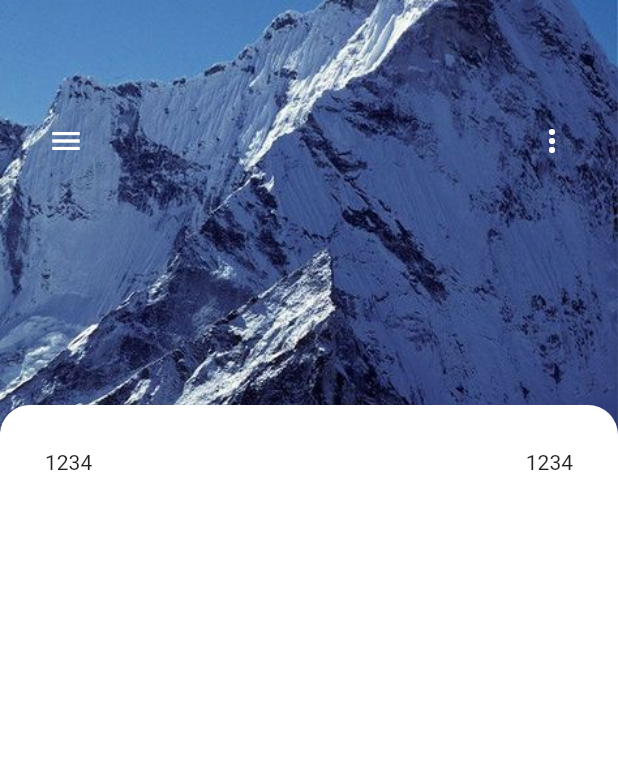
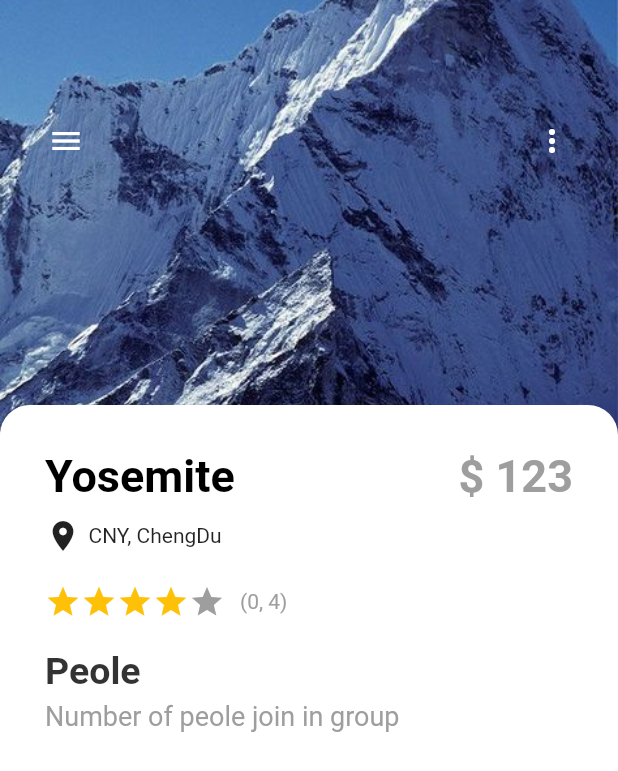
Before and after one commit to geekdmm0xff/flutter_master, a Flutter app: the screen it shows after launch, on a phone screen of 412 x 824 dp. Shown: the top 771 px of the screen. Run offline on Flutter 3.47's test engine with Material 2 defaults, Android fonts, the phone set to English and light mode, and no system bars.

Commit message:
style:wrap star

```diff
--- a/lib/detail_page.dart
+++ b/lib/detail_page.dart
@@ -8,6 +8,8 @@ class DetailPage extends StatefulWidget {
 }
 
 class _DetailPageState extends State<DetailPage> {
+  int gottenStars = 4;
+
   @override
   Widget build(BuildContext context) {
     return Scaffold(
@@ -69,13 +71,80 @@ class _DetailPageState extends State<DetailPage> {
     return Container(
       padding: EdgeInsets.all(30),
       child: Column(
+        crossAxisAlignment: CrossAxisAlignment.start,
         children: <Widget>[
           Row(
             mainAxisAlignment: MainAxisAlignment.spaceBetween,
             children: <Widget>[
-              Text('1234'),
-              Text('1234'),
+              const Text(
+                'Yosemite',
+                style: TextStyle(
+                    fontSize: 30,
+                    fontWeight: FontWeight.bold,
+                    color: Colors.black),
+              ),
+              const Text(
+                '\$ 123',
+                style: TextStyle(
+                    fontSize: 30,
+                    fontWeight: FontWeight.bold,
+                    color: Colors.grey),
+              ),
             ],
+          ),
+          SizedBox(
+            height: 10,
+          ),
+          Row(
+            children: [
+              Icon(
+                Icons.location_on,
+              ),
+              const SizedBox(
+                width: 5,
+              ),
+              Text('CNY, ChengDu')
+            ],
+          ),
+          SizedBox(
+            height: 20,
+          ),
+          Row(
+            children: [
+              Wrap(
+                children: List.generate(
+                    5,
+                    (index) => Icon(
+                          Icons.star,
+                          color:
+                              index < gottenStars ? Colors.amber : Colors.grey,
+                        )),
+              ),
+              SizedBox(
+                width: 10,
+              ),
+              Text(
+                '(0, 4)',
+                style: TextStyle(color: Colors.grey),
+              )
+            ],
+          ),
+          SizedBox(
+            height: 20,
+          ),
+          Text(
+            'Peole',
+            style: TextStyle(
+                color: Colors.black.withOpacity(0.8),
+                fontSize: 25,
+                fontWeight: FontWeight.bold),
+          ),
+          SizedBox(
+            height: 5,
+          ),
+          Text(
+            'Number of peole join in group',
+            style: TextStyle(color: Colors.grey, fontSize: 18),
           ),
         ],
       ),
```
